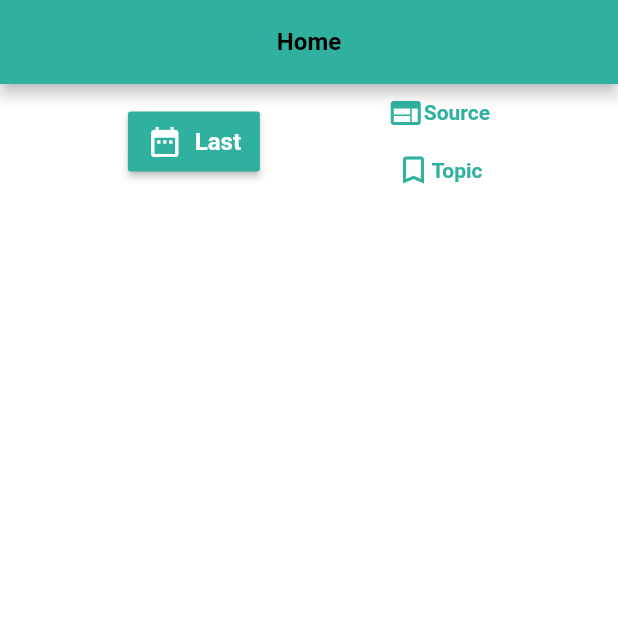
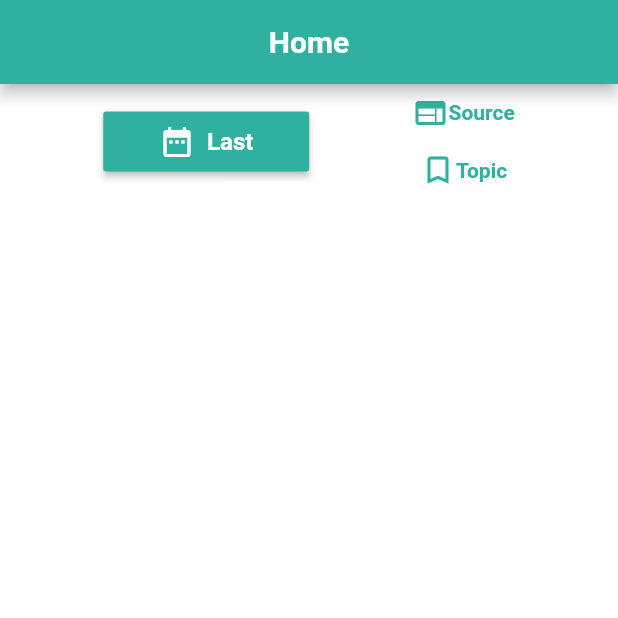
Before and after one commit to pharahon26/toxnews_flutter, a Flutter app: the Home screen opened by its route, on a phone screen of 412 x 824 dp, the top half of it. Run offline on Flutter 3.47's test engine with Material 2 defaults, Android fonts, the phone set to English and light mode, and no system bars; our stand-ins replace auto_route, cloud_firestore, firebase_auth, firebase_core, get_it, google_sign_in and 3 more; accounts and stored records are empty; generated files the repository leaves out were written again; Roboto replaces fonts that are missing (Times New Roman).

Commit message:
V3 correct

```diff
--- a/lib/ui/views/homeView/home.dart
+++ b/lib/ui/views/homeView/home.dart
@@ -17,13 +17,14 @@ class Home extends StatefulWidget {
 class _HomeState extends State<Home> {
   @override
   Widget build(BuildContext context) {
+    var mediaQuery = MediaQuery.of(context);
     return ViewModelBuilder<HomeViewModel>.reactive(
         builder: (context, model, child) => Scaffold(
               appBar: AppBar(
                 automaticallyImplyLeading: false,
                 title: Text(
                   'Home',
-                  style: Theme.of(context).textTheme.headline6,
+                  style: Theme.of(context).textTheme.headline4,
                 ),
                 backgroundColor: Theme.of(context).primaryColorDark,
                 centerTitle: true,
@@ -43,6 +44,7 @@ class _HomeState extends State<Home> {
                           children: [
                             /// Date Button
                             MaterialButton(
+                              minWidth: mediaQuery.size.width/3,
                               onPressed: () {
                                 setState(() {
                                   showDatePicker(context: this.context,
--- a/lib/ui/views/logInView/logIn.dart
+++ b/lib/ui/views/logInView/logIn.dart
@@ -52,7 +52,6 @@ class _LogInState extends State<LogIn> {
                                 color: Color(0xff30B19F)
                             ),
                           ),
-
                         ],
                       ),
                       SizedBox(
```
